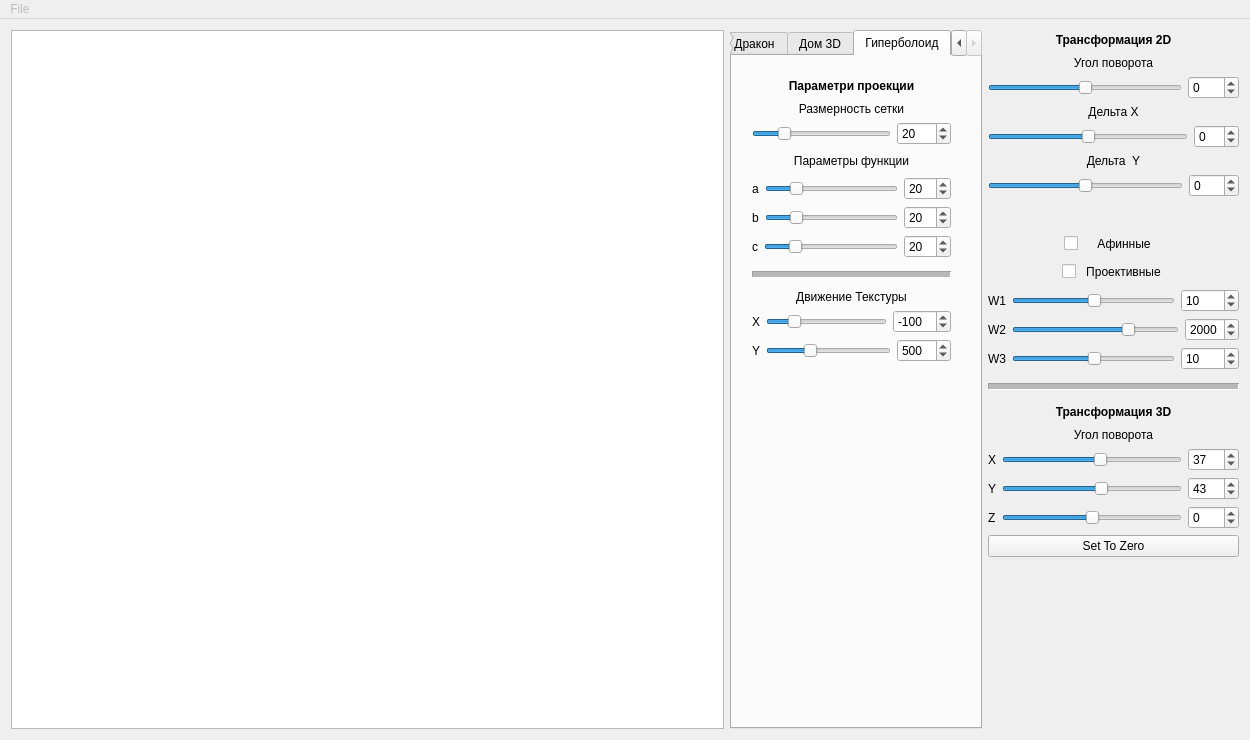
This is MainWindow/mainwindow.ui in Childcity/QtGraphicsExample as Qt 5 draws it before an edit. The edited form follows.
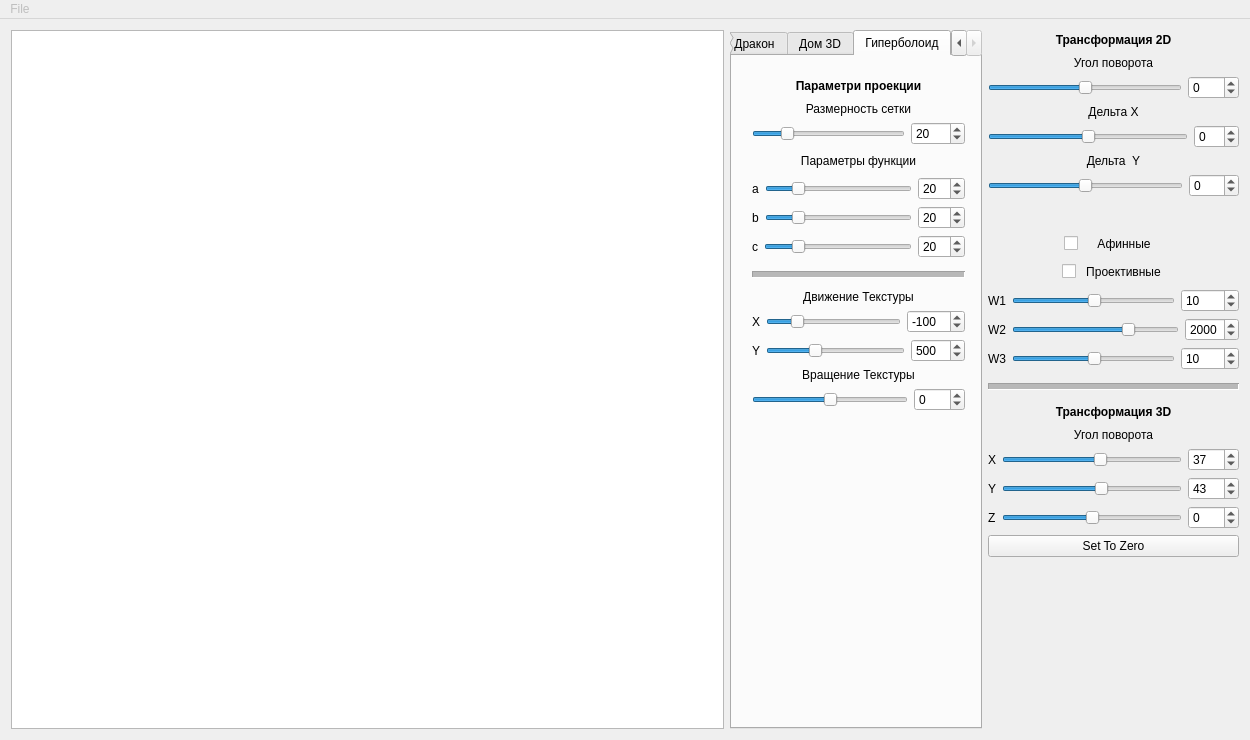
This is the edited form. Icons and pictures are not drawn. Custom widgets are drawn as their Qt base class.

What changed in the file:
```diff
--- a/MainWindow/mainwindow.ui
+++ b/MainWindow/mainwindow.ui
@@ -945,7 +945,7 @@
            <rect>
             <x>9</x>
             <y>9</y>
-            <width>221</width>
+            <width>235</width>
             <height>421</height>
            </rect>
           </property>
@@ -1326,6 +1326,49 @@
              </item>
             </layout>
            </item>
+           <item>
+            <widget class="QLabel" name="label_49">
+             <property name="text">
+              <string>Вращение Текстуры</string>
+             </property>
+             <property name="alignment">
+              <set>Qt::AlignCenter</set>
+             </property>
+            </widget>
+           </item>
+           <item>
+            <layout class="QHBoxLayout" name="horizontalLayout_28">
+             <property name="bottomMargin">
+              <number>0</number>
+             </property>
+             <item>
+              <widget class="QSlider" name="horizontalSlider_24">
+               <property name="minimum">
+                <number>-360</number>
+               </property>
+               <property name="maximum">
+                <number>360</number>
+               </property>
+               <property name="singleStep">
+                <number>4</number>
+               </property>
+               <property name="orientation">
+                <enum>Qt::Horizontal</enum>
+               </property>
+              </widget>
+             </item>
+             <item>
+              <widget class="QSpinBox" name="spinBox_24">
+               <property name="minimum">
+                <number>-360</number>
+               </property>
+               <property name="maximum">
+                <number>360</number>
+               </property>
+              </widget>
+             </item>
+            </layout>
+           </item>
            <item>
             <spacer name="verticalSpacer_5">
              <property name="orientation">
```
Left out of the diff: 32 changed lines with no effect on the pictures.
